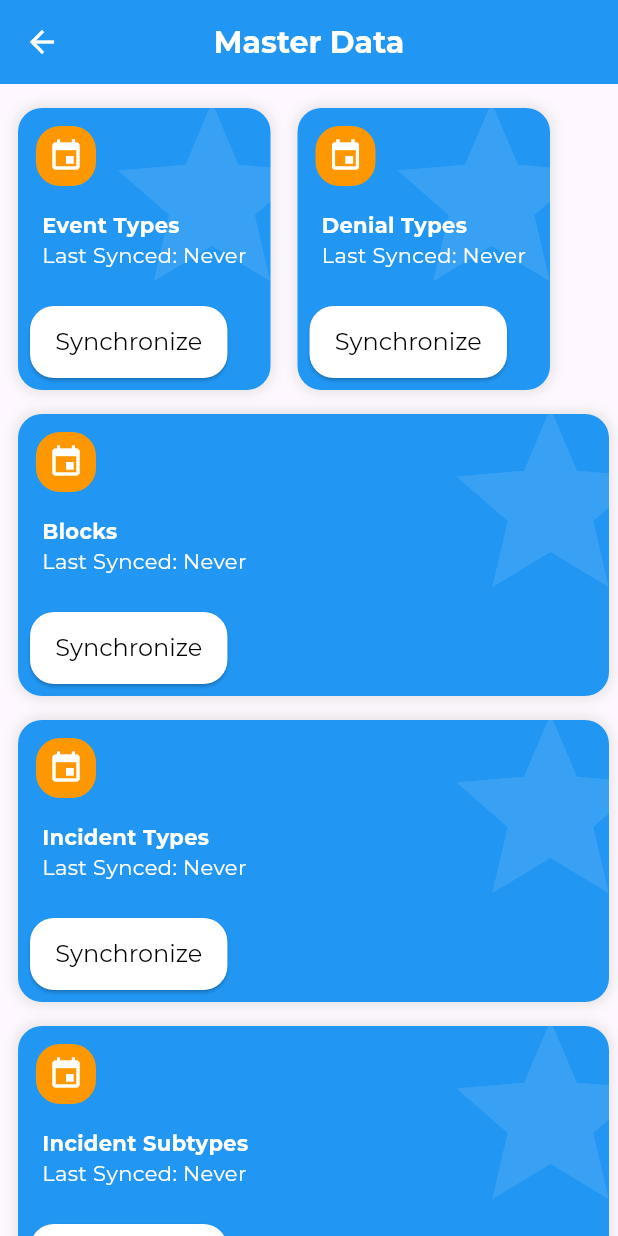
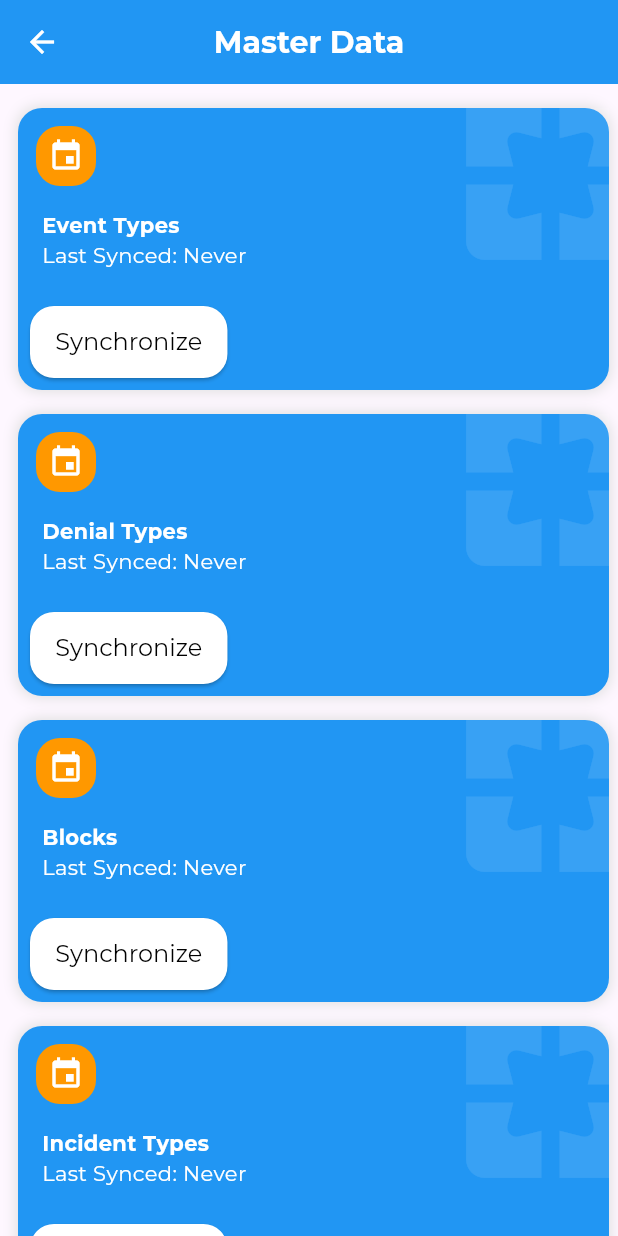
Before and after one commit to sandeeprahul/vas, a Flutter app: the MasterDataScreen screen opened by its route, on a phone screen of 412 x 824 dp. Run offline on Flutter 3.47's test engine with Material 3 defaults, Android fonts, the phone set to English and light mode, and no system bars; our stand-ins replace get, google_fonts, percent_indicator, shared_preferences; accounts and stored records are empty.

```diff
--- a/lib/screens/master_data_screen.dart
+++ b/lib/screens/master_data_screen.dart
@@ -90,8 +90,7 @@ class _MasterDataScreenState extends State<MasterDataScreen> {
           Expanded(
             child: ListView(
               children: [
-                Row(
-                  children: [
+
                 buildSyncTile(
                   "Event Types",
                   eventController.lastSyncedTime,
@@ -104,9 +103,6 @@ class _MasterDataScreenState extends State<MasterDataScreen> {
                         () => denialController
                         .syncDenialTypes(userController.userId.value),
                     denialController.isLoading),
-
-                  ],
-                ),
                 buildSyncTile(
                     "Blocks",
                     blocksController.lastSyncedTime,
@@ -195,7 +191,7 @@ class _MasterDataScreenState extends State<MasterDataScreen> {
                       Get.offAll(HomeScreen()); // Auto-login if token exists
                     },
                     style: ElevatedButton.styleFrom(
-                        backgroundColor: Colors.blue,
+                        backgroundColor: Colors.orange,
                         shape: RoundedRectangleBorder(
                           // Add this
                           borderRadius: BorderRadius.circular(
@@ -257,9 +253,11 @@ class _MasterDataScreenState extends State<MasterDataScreen> {
                           maxLines: 2,
                           style:
                               const TextStyle(color: Colors.white, fontSize: 14,fontWeight: FontWeight.bold)),
-                      Obx(() => Text(
+                      Obx(() =>  Text(
+                        maxLines: 2,
+                            // "Last Synced: Never",
                             "Last Synced: ${lastSyncedTime.value}",
-                            style: const TextStyle(color: Colors.white),
+                            style: TextStyle(color: Colors.white),
                           )),
                     ],
                   ),
@@ -284,9 +282,9 @@ class _MasterDataScreenState extends State<MasterDataScreen> {
               ],
             ),
              Positioned(
-               top: -16,
+               top: -30,
                  right: -36,
-                 child: Icon((Icons.star),size: 150,color: Colors.white.withOpacity(0.1),))
+                 child: Icon((Icons.pages_rounded),size: 150,color: Colors.white.withOpacity(0.1),))
           ],
         ));
   }
```
Also changed, not shown: lib/controllers/location_type_controller.dart (+8 -0 lines), lib/screens/MyFormScreen.dart (+15 -4 lines). Lines whose indentation alone changed are shown as unchanged.
